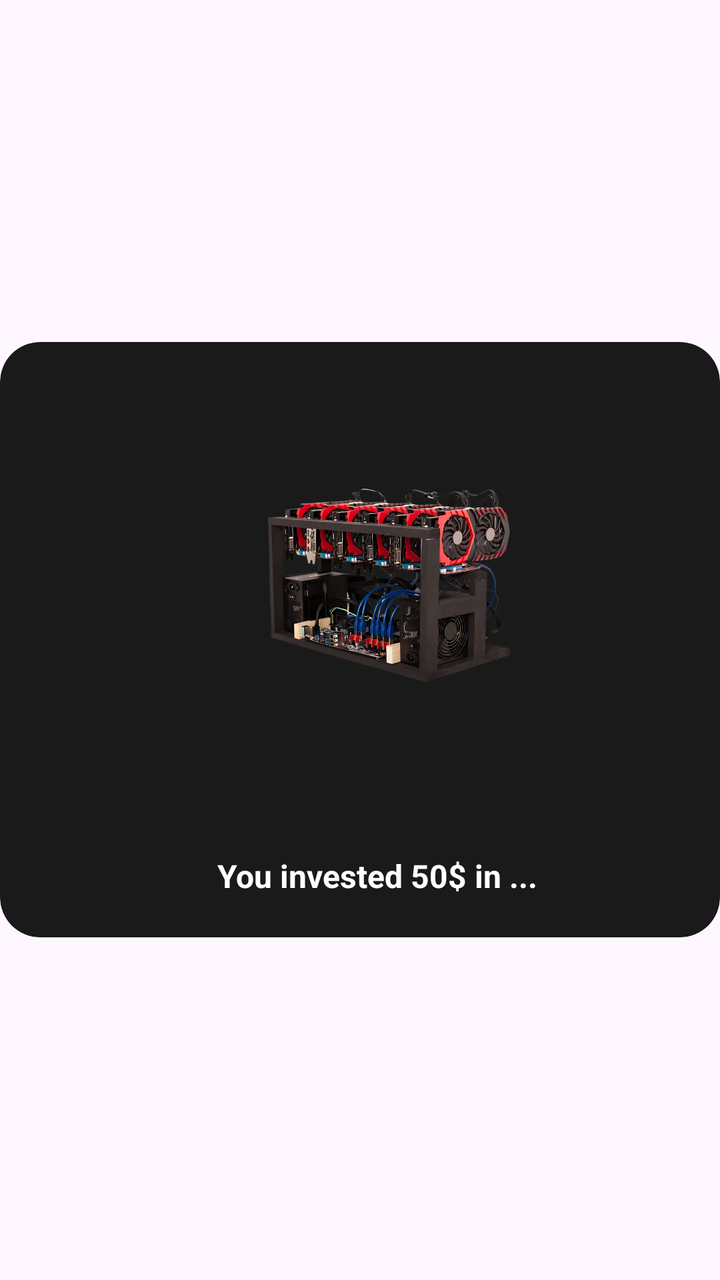
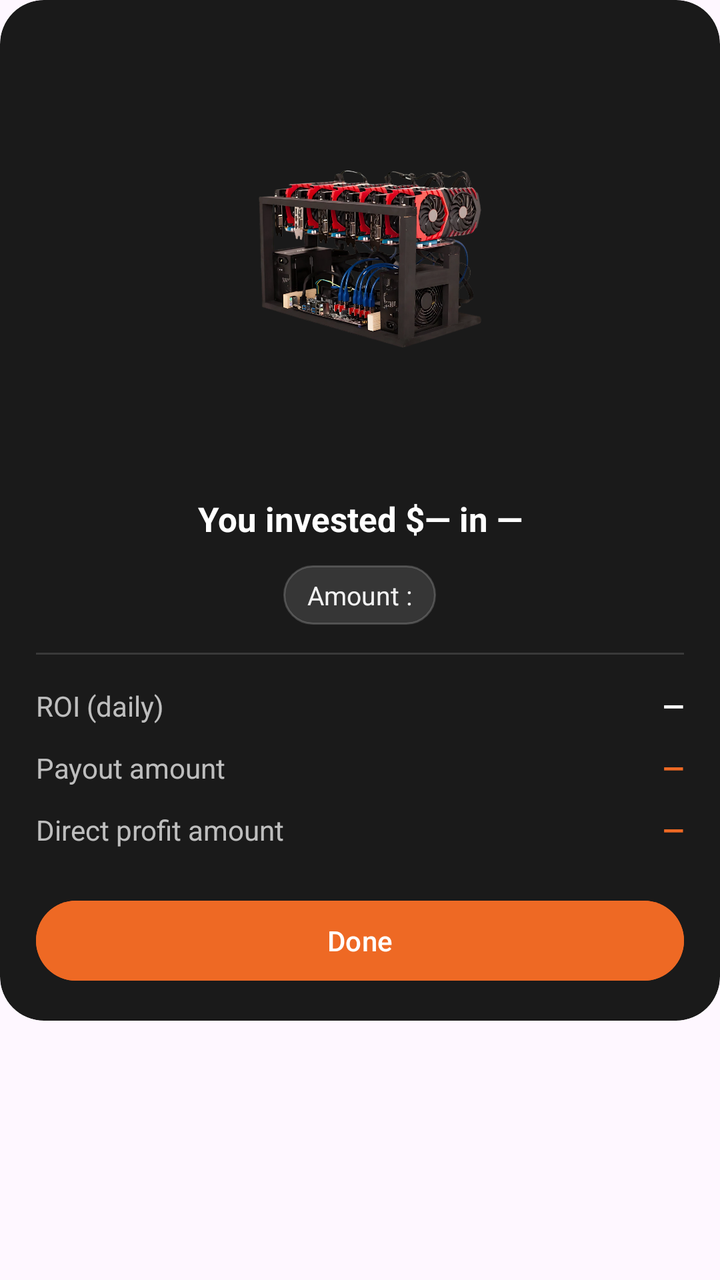

Screens rendered from an Android XML layout before and after an edit, with the pre-edit source and the edit as a unified diff.
<!-- AndroidManifest.xml: application theme Theme.Bitbloom -->
<!-- res/layout/dialog_plan_purchase_success.xml -->
<?xml version="1.0" encoding="utf-8"?>
<LinearLayout xmlns:android="http://schemas.android.com/apk/res/android"
    xmlns:card_view="http://schemas.android.com/apk/res-auto"
    android:layout_width="match_parent"
    android:layout_height="wrap_content"
    android:layout_gravity="center"
    android:layout_margin="40dp"
    android:gravity="center"
    android:orientation="vertical">

    <com.google.android.material.card.MaterialCardView
        android:layout_width="match_parent"
        android:layout_height="wrap_content"
        card_view:cardBackgroundColor="@color/main_card_color"
        card_view:cardCornerRadius="20dp"
        card_view:cardElevation="0dp"
        card_view:cardUseCompatPadding="false"
        card_view:strokeColor="@android:color/transparent"
        card_view:strokeWidth="0dp">

        <LinearLayout
            android:layout_width="match_parent"
            android:layout_height="wrap_content"
            android:gravity="center"
            android:orientation="vertical"

            android:paddingStart="18dp">

            <ImageView
                android:id="@+id/planImage"
                android:layout_width="240dp"
                android:layout_height="240dp"
                android:contentDescription="@string/cd_brand_logo"
                android:scaleType="centerCrop"
                android:src="@drawable/mining_1" />

            <TextView
                android:id="@+id/planText"
                android:layout_width="wrap_content"
                android:layout_height="wrap_content"
                android:layout_marginTop="16dp"
                android:layout_marginBottom="20dp"
                android:gravity="center"
                android:text="@string/dialog_plan_purchase_success_you_invested_50_in"
                android:textColor="@color/white"
                android:textSize="16sp"
                android:textStyle="bold" />
        </LinearLayout>
    </com.google.android.material.card.MaterialCardView>
</LinearLayout>
<!-- resources referenced by this layout -->
<resources>
  <color name="main_card_color">#1A1A1A</color>
  <color name="white">#FFFFFFFF</color>
  <!-- drawable mining_1: png bitmap (drawable, 641393 bytes) -->
  <string name="cd_brand_logo">Brand logo</string>
  <string name="dialog_plan_purchase_success_you_invested_50_in">You invested 50$ in ...</string>
  <style name="Theme.Bitbloom" parent="Base.Theme.Bitbloom">
          
          <item name="editTextStyle">@style/Widget.MXG.EditText.WhiteCursor</item>
          <item name="android:editTextStyle">@style/Widget.MXG.EditText.WhiteCursor</item>
  
          
          <item name="android:textCursorDrawable">@drawable/cursor_white</item>
      </style>
  <style name="Base.Theme.Bitbloom" parent="Theme.Material3.DayNight.NoActionBar">
          <item name="android:statusBarColor">@color/mxg_black</item>
          <item name="colorPrimary">@color/mxg_white</item>
          <item name="android:navigationBarColor">@color/mxg_black</item>
          <item name="android:datePickerDialogTheme">@style/BitbloomDatePickerTheme</item>
      </style>
  <style name="Widget.MXG.EditText.WhiteCursor" parent="Widget.AppCompat.EditText">
          <item name="android:textCursorDrawable">@drawable/cursor_white</item>
      </style>
  <!-- drawable cursor_white (drawable) -->
  <?xml version="1.0" encoding="utf-8"?>
  <shape xmlns:android="http://schemas.android.com/apk/res/android">
      <size android:width="2dp"/>
      <solid android:color="@android:color/white"/>
      <corners android:radius="1dp"/>
  </shape>
  <color name="mxg_black">#000000</color>
  <color name="mxg_white">#FFFFFF</color>
  <style name="BitbloomDatePickerTheme" parent="ThemeOverlay.MaterialComponents.MaterialAlertDialog">
          <item name="colorAccent">@color/status_bar_color</item> 
          <item name="android:headerBackground">@color/light_status_bar_color
          </item> 
          <item name="android:colorControlHighlight">@color/status_bar_color
          </item> 
          <item name="android:colorControlActivated">@color/status_bar_color
          </item> 
          <item name="android:textColorPrimaryInverse">@color/white</item> 
          <item name="android:textColor">@color/status_bar_color</item> 
          <item name="android:textColorPrimary">?attr/colorOnBackground</item> 
      </style>
  <color name="status_bar_color">#EE6924</color>
  <color name="light_status_bar_color">#EE6924</color>
</resources>

<!-- the commit's change to res/layout/dialog_plan_purchase_success.xml (unified diff, before → after) -->
@@ -1,50 +1,179 @@
 <?xml version="1.0" encoding="utf-8"?>
-<LinearLayout xmlns:android="http://schemas.android.com/apk/res/android"
+<FrameLayout xmlns:android="http://schemas.android.com/apk/res/android"
     xmlns:card_view="http://schemas.android.com/apk/res-auto"
     android:layout_width="match_parent"
     android:layout_height="wrap_content"
     android:layout_gravity="center"
-    android:layout_margin="40dp"
-    android:gravity="center"
-    android:orientation="vertical">
+    android:layout_margin="32dp"
+    android:foregroundGravity="center">
 
     <com.google.android.material.card.MaterialCardView
+        android:id="@+id/successCard"
         android:layout_width="match_parent"
         android:layout_height="wrap_content"
         card_view:cardBackgroundColor="@color/main_card_color"
-        card_view:cardCornerRadius="20dp"
+        card_view:cardCornerRadius="22dp"
         card_view:cardElevation="0dp"
-        card_view:cardUseCompatPadding="false"
-        card_view:strokeColor="@android:color/transparent"
-        card_view:strokeWidth="0dp">
+        card_view:strokeColor="#22FFFFFF"
+        card_view:strokeWidth="0dp"
+        card_view:cardUseCompatPadding="false">
 
         <LinearLayout
             android:layout_width="match_parent"
             android:layout_height="wrap_content"
-            android:gravity="center"
             android:orientation="vertical"
+            android:paddingStart="18dp"
+            android:paddingEnd="18dp"
+            android:paddingTop="18dp"
+            android:paddingBottom="16dp">
 
-            android:paddingStart="18dp">
-
+            
             <ImageView
                 android:id="@+id/planImage"
-                android:layout_width="240dp"
-                android:layout_height="240dp"
+                android:layout_width="220dp"
+                android:layout_height="220dp"
+                android:layout_gravity="center_horizontal"
                 android:contentDescription="@string/cd_brand_logo"
                 android:scaleType="centerCrop"
                 android:src="@drawable/mining_1" />
 
+            
             <TextView
                 android:id="@+id/planText"
-                android:layout_width="wrap_content"
+                android:layout_width="match_parent"
+                android:layout_height="wrap_content"
+                android:layout_marginTop="10dp"
+                android:text="You invested $— in —"
+                android:textStyle="bold"
+                android:textSize="17sp"
+                android:textColor="@color/white"
+                android:gravity="center" />
+
+            
+            <LinearLayout
+                android:layout_width="match_parent"
+                android:layout_height="wrap_content"
+                android:layout_marginTop="12dp"
+                android:gravity="center"
+                android:orientation="horizontal">
+
+                <TextView
+                    android:id="@+id/tvAmountEntered"
+                    android:layout_width="wrap_content"
+                    android:layout_height="wrap_content"
+                    android:paddingStart="12dp"
+                    android:paddingEnd="12dp"
+                    android:paddingTop="6dp"
+                    android:paddingBottom="6dp"
+                    android:background="@drawable/bg_chip_translucent"
+                    android:text="Amount :"
+                    android:textSize="13sp"
+                    android:textColor="@color/white"
+                    android:alpha="0.95" />
+
+            </LinearLayout>
+
+            
+            <View
+                android:layout_width="match_parent"
+                android:layout_height="1dp"
+                android:layout_marginTop="14dp"
+                android:layout_marginBottom="10dp"
+                android:background="#22FFFFFF" />
+
+            
+            <LinearLayout
+                android:id="@+id/detailsGrid"
+                android:layout_width="match_parent"
+                android:layout_height="wrap_content"
+                android:orientation="vertical">
+
+                
+                <LinearLayout
+                    android:layout_width="match_parent"
+                    android:layout_height="wrap_content"
+                    android:paddingVertical="6dp"
+                    android:orientation="horizontal">
+                    <TextView
+                        android:layout_width="0dp"
+                        android:layout_height="wrap_content"
+                        android:layout_weight="1"
+                        android:text="ROI (daily)"
+                        android:textSize="14sp"
+                        android:textColor="@color/white"
+                        android:alpha="0.72" />
+                    <TextView
+                        android:id="@+id/tvRoiPct"
+                        android:layout_width="wrap_content"
+                        android:layout_height="wrap_content"
+                        android:text="—"
+                        android:textStyle="bold"
+                        android:textSize="14sp"
+                        android:textColor="@color/white" />
+                </LinearLayout>
+
+
+
+                
+                <LinearLayout
+                    android:layout_width="match_parent"
+                    android:layout_height="wrap_content"
+                    android:paddingVertical="6dp"
+                    android:orientation="horizontal">
+                    <TextView
+                        android:layout_width="0dp"
+                        android:layout_height="wrap_content"
+                        android:layout_weight="1"
+                        android:text="Payout amount"
+                        android:textSize="14sp"
+                        android:textColor="@color/white"
+                        android:alpha="0.72" />
+                    <TextView
+                        android:id="@+id/tvPayoutAmt"
+                        android:layout_width="wrap_content"
+                        android:layout_height="wrap_content"
+                        android:text="—"
+                        android:textStyle="bold"
+                        android:textSize="14sp"
+                        android:textColor="@color/orange" />
+                </LinearLayout>
+
+
+                
+                <LinearLayout
+                    android:layout_width="match_parent"
+                    android:layout_height="wrap_content"
+                    android:paddingVertical="6dp"
+                    android:orientation="horizontal">
+                    <TextView
+                        android:layout_width="0dp"
+                        android:layout_height="wrap_content"
+                        android:layout_weight="1"
+                        android:text="Direct profit amount"
+                        android:textSize="14sp"
+                        android:textColor="@color/white"
+                        android:alpha="0.72" />
+                    <TextView
+                        android:id="@+id/tvDirectAmt"
+                        android:layout_width="wrap_content"
+                        android:layout_height="wrap_content"
+                        android:text="—"
+                        android:textStyle="bold"
+                        android:textSize="14sp"
+                        android:textColor="@color/orange" />
+                </LinearLayout>
+            </LinearLayout>
+
+            <com.google.android.material.button.MaterialButton
+                android:id="@+id/btnDone"
+                style="@style/Widget.Material3.Button"
+                android:layout_width="match_parent"
                 android:layout_height="wrap_content"
                 android:layout_marginTop="16dp"
-                android:layout_marginBottom="20dp"
-                android:gravity="center"
-                android:text="@string/dialog_plan_purchase_success_you_invested_50_in"
+                android:text="@string/done"
                 android:textColor="@color/white"
-                android:textSize="16sp"
-                android:textStyle="bold" />
+                android:backgroundTint="@color/orange"
+                android:textAllCaps="false" />
         </LinearLayout>
     </com.google.android.material.card.MaterialCardView>
-</LinearLayout>
+</FrameLayout>
<!-- resource entries referenced after the edit -->
@@ -1,10 +1,18 @@
 <!-- resources referenced by this layout -->
 <resources>
   <color name="main_card_color">#1A1A1A</color>
+  <color name="orange">#EE6924</color>
   <color name="white">#FFFFFFFF</color>
+  <!-- drawable bg_chip_translucent (drawable) -->
+  <?xml version="1.0" encoding="utf-8"?>
+  <shape xmlns:android="http://schemas.android.com/apk/res/android" android:shape="rectangle">
+      <corners android:radius="999dp" />
+      <solid android:color="#22FFFFFF" />
+      <stroke android:width="1dp" android:color="#33FFFFFF"/>
+  </shape>
   <!-- drawable mining_1: png bitmap (drawable, 641393 bytes) -->
   <string name="cd_brand_logo">Brand logo</string>
-  <string name="dialog_plan_purchase_success_you_invested_50_in">You invested 50$ in ...</string>
+  <string name="done">Done</string>
   <style name="Theme.Bitbloom" parent="Base.Theme.Bitbloom">
           
           <item name="editTextStyle">@style/Widget.MXG.EditText.WhiteCursor</item>
